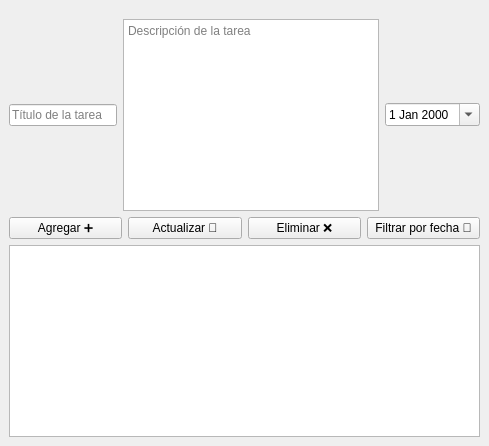
Before: the Qt Designer form src/todo_app/ui/main_window.ui in MartinezJhef/ToDoList, drawn with Qt 5.
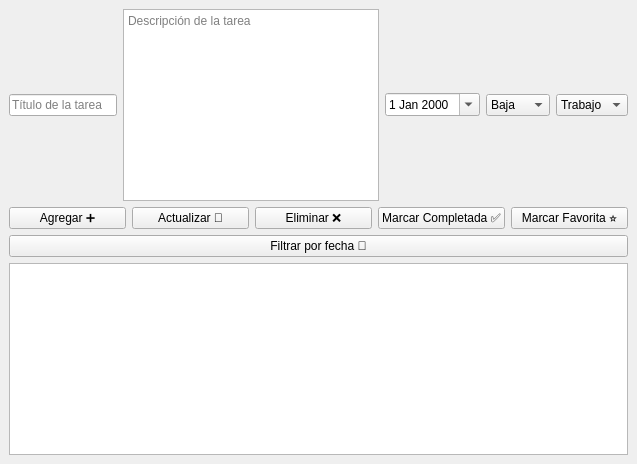
After: the same form once the commit is applied.

The edit to the form file:
```diff
--- a/src/todo_app/ui/main_window.ui
+++ b/src/todo_app/ui/main_window.ui
@@ -7,23 +7,8 @@
   </property>
   <widget class="QWidget" name="centralwidget">
    <layout class="QVBoxLayout" name="verticalLayout">
-    
-    <!-- Espaciado superior -->
-    <item>
-     <spacer name="spacer_top">
-      <property name="orientation">
-       <enum>Qt::Vertical</enum>
-      </property>
-      <property name="sizeHint" stdset="0">
-       <size>
-        <width>20</width>
-        <height>10</height>
-       </size>
-      </property>
-     </spacer>
-    </item>
 
-    
+    <!-- 🔹 Sección de entrada de datos -->
     <item>
      <layout class="QHBoxLayout" name="horizontalInputLayout">
       <item>
@@ -60,6 +45,31 @@
         </property>
        </widget>
       </item>
+
+      <!-- Prioridad -->
+      <item>
+       <widget class="QComboBox" name="input_priority">
+        <property name="toolTip">
+         <string>Prioridad de la tarea</string>
+        </property>
+        <item><property name="text"><string>Baja</string></property></item>
+        <item><property name="text"><string>Media</string></property></item>
+        <item><property name="text"><string>Alta</string></property></item>
+       </widget>
+      </item>
+
+      <!-- Categoría -->
+      <item>
+       <widget class="QComboBox" name="input_category">
+        <property name="toolTip">
+         <string>Categoría de la tarea</string>
+        </property>
+        <item><property name="text"><string>Trabajo</string></property></item>
+        <item><property name="text"><string>Hogar</string></property></item>
+        <item><property name="text"><string>Estudio</string></property></item>
+       </widget>
+      </item>
+
      </layout>
     </item>
 
@@ -87,6 +97,25 @@
         </property>
        </widget>
       </item>
+
+      <item>
+       <widget class="QPushButton" name="btn_complete">
+        <property name="text"><string>Marcar Completada ✅</string></property>
+       </widget>
+      </item>
+
+      <item>
+       <widget class="QPushButton" name="btn_favorite">
+        <property name="text"><string>Marcar Favorita ⭐</string></property>
+       </widget>
+      </item>
+
+     </layout>
+    </item>
+
+    <!-- 🔹 Filtro por fecha -->
+    <item>
+     <layout class="QHBoxLayout" name="filterLayout">
       <item>
        <widget class="QPushButton" name="btn_filter">
         <property name="text">
@@ -97,7 +126,7 @@
      </layout>
     </item>
 
-    <!-- Lista de tareas -->
+    <!-- 🔹 Lista de tareas -->
     <item>
      <widget class="QListWidget" name="list_tasks"/>
     </item>
```
Left out of the diff: 44 changed lines with no effect on the pictures.
